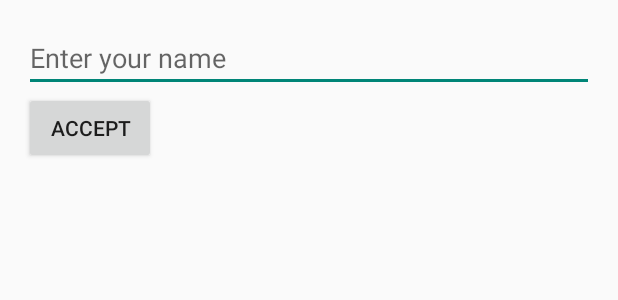
After one commit to molepigeon/LockChatAndroid, an Android app: the layout activity_register.xml on its own in the app's theme, with its tools: preview values and no code run, on a phone screen of 412 x 824 dp. The commit adds this screen. Shown: the top 300 px of the screen. Run offline under Robolectric (Android 15) with nearby library versions, the phone set to English and light mode, and no system bars; network calls fail.

Commit message:
Added real time (ish - polling every 5 seconds) messaging and the ability to set and change your own friendly name. Also eliminated the annoying tendency for the conversation list to duplicate entries on rotate.

```diff
--- a/app/build.gradle
+++ b/app/build.gradle
@@ -19,7 +19,7 @@ android {
 }
 
 dependencies {
-    compile 'com.android.support:appcompat-v7:+'
+    compile fileTree(dir: 'libs', include: ['*.jar'])
+    compile 'com.android.support:appcompat-v7:19.+'
     compile 'com.android.support:support-v4:19.0.1'
-    compile fileTree(dir: 'libs', include: ['*.jar'])
 }
--- /dev/null
+++ b/app/src/main/res/layout/activity_register.xml
@@ -0,0 +1,30 @@
+<RelativeLayout xmlns:android="http://schemas.android.com/apk/res/android"
+    xmlns:tools="http://schemas.android.com/tools"
+    android:layout_width="match_parent"
+    android:layout_height="match_parent"
+    android:paddingBottom="@dimen/activity_vertical_margin"
+    android:paddingLeft="@dimen/activity_horizontal_margin"
+    android:paddingRight="@dimen/activity_horizontal_margin"
+    android:paddingTop="@dimen/activity_vertical_margin"
+    tools:context="com.molepigeon.lockchat.app.Register">
+
+
+    <EditText
+        android:id="@+id/editText"
+        android:layout_width="fill_parent"
+        android:layout_height="wrap_content"
+        android:layout_alignParentLeft="true"
+        android:layout_alignParentStart="true"
+        android:layout_alignParentTop="true"
+        android:hint="Enter your name" />
+
+    <Button
+        android:id="@+id/button"
+        android:layout_width="wrap_content"
+        android:layout_height="wrap_content"
+        android:layout_alignParentLeft="true"
+        android:layout_alignParentStart="true"
+        android:layout_below="@+id/editText"
+        android:onClick="registerClicked"
+        android:text="Accept" />
+</RelativeLayout>
--- a/app/src/main/res/values/strings.xml
+++ b/app/src/main/res/values/strings.xml
@@ -5,7 +5,9 @@
     <string name="title_conversation_detail">Conversation</string>
     <string name="message_hint">Enter a message</string>
     <string name="send_description">Send message</string>
-    <string name="action_add">Add Item</string>
-
+    <string name="action_add_person">Register Yourself</string>
+    <string name="title_activity_register">Register</string>
+    <string name="hello_world">Hello world!</string>
+    <string name="action_settings">Settings</string>
 
 </resources>
```
Also changed, not shown: app/src/main/AndroidManifest.xml (+13 -2 lines), app/src/main/java/com/molepigeon/lockchat/app/ConversationDetailActivity.java (+90 -3 lines), app/src/main/java/com/molepigeon/lockchat/app/ConversationListActivity.java (+69 -4 lines), app/src/main/java/com/molepigeon/lockchat/app/Network.java (+51 -0 lines), app/src/main/java/com/molepigeon/lockchat/app/Register.java (added, +51 -0 lines), app/src/main/res/menu/conversation_list.xml (added, +9 -0 lines).
